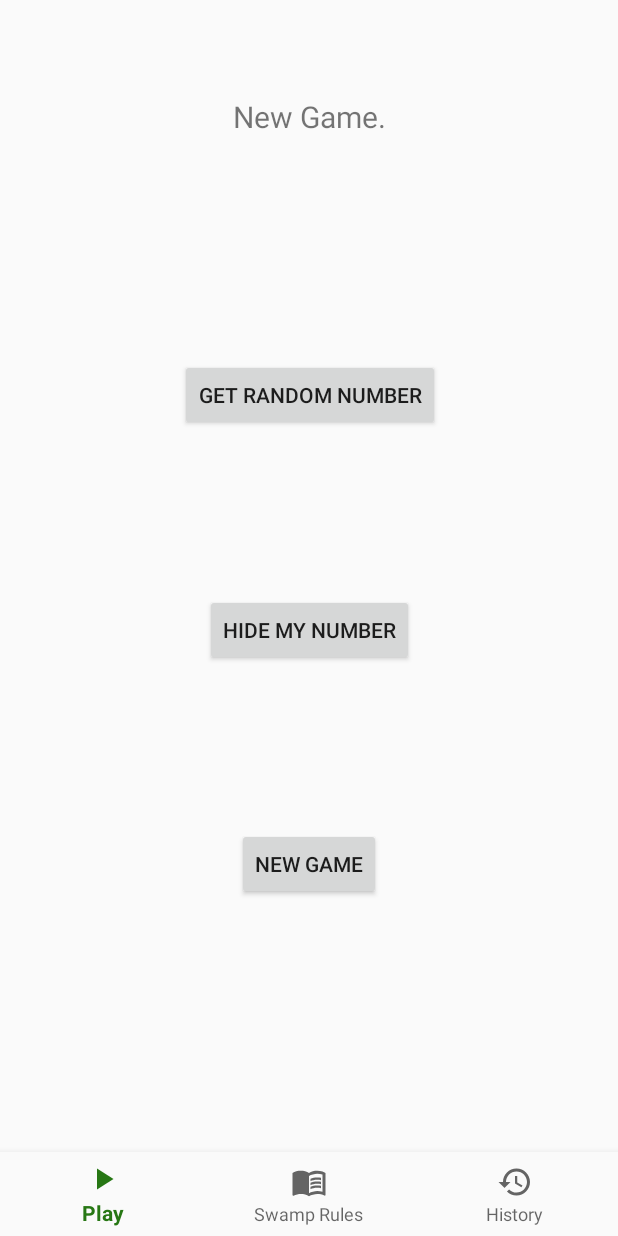
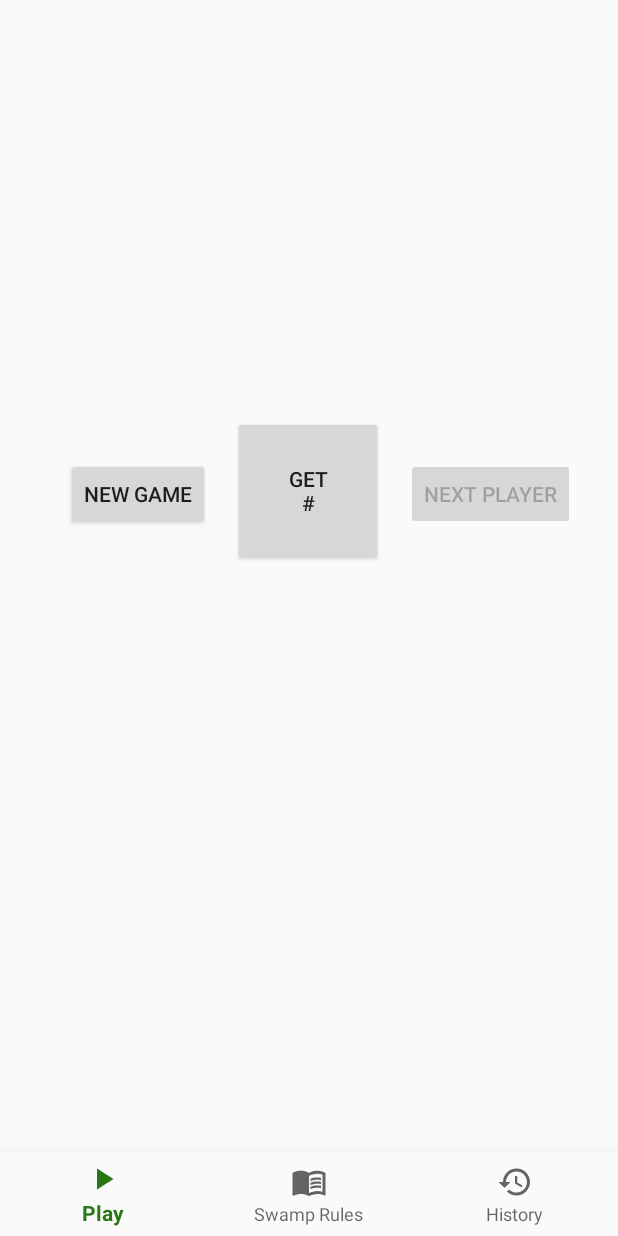
Before and after one commit to henrySwin/swampPool, an Android app: the screen it shows after launch (MainActivity), after a tap on "NEW GAME", on a phone screen of 412 x 824 dp. Run offline under Robolectric (Android 15) with nearby library versions, the phone set to English and light mode, and no system bars; our stand-ins replace navigation-ui; 1 other tap on this screen came first.

Commit message:
Update Play UI

```diff
--- a/app/src/main/java/com/example/swamppool/ui/play/PlayFragment.kt
+++ b/app/src/main/java/com/example/swamppool/ui/play/PlayFragment.kt
@@ -30,50 +30,64 @@ class PlayFragment : Fragment() {
     ): View? {
         playViewModel = ViewModelProvider(this).get(PlayViewModel::class.java)
         val root = inflater.inflate(R.layout.fragment_play, container, false)
-        val textView: TextView = root.findViewById(R.id.text_home)
+        //val textView: TextView = root.findViewById(R.id.text_home)
 
         var myToast = Toast.makeText(activity, "Test Toast", Toast.LENGTH_SHORT)
 
+        var list = mutableListOf<Int>(1,2,3,4,5,6,7,8,9,10,11,12,13,14,15)
+
+        val btnNewGame: Button = root.findViewById(R.id.btn_newGame)
         val button: Button = root.findViewById(R.id.button)
+        val btnHide: Button = root.findViewById(R.id.btn_hide)
 
-        var list = mutableListOf<Int>(1,2,3,4,5,6,7,8,9,10,11,12,13,14,15)
         button.setOnClickListener{
-
             if (list.isEmpty()) {
-                textView.text = "No balls left to choose from."
+                button.text = getString(R.string.no_balls);
                 Log.i("PLAY - button.OnClick - if", "No balls left")
             }
             else {
                 // val random = (1..15).random()
                 val random = list.random()
                 list.remove(random)
-                myToast = Toast.makeText(activity, random.toString(), Toast.LENGTH_SHORT)
-                myToast.show()
-                textView.text = random.toString()
+                //myToast = Toast.makeText(activity, random.toString(), Toast.LENGTH_SHORT)
+                //myToast.show()
+                button.text = random.toString()
                 var remaining: String = ""
                 for (i in list) {
                     remaining += "$i, "
                 }
                 remaining = remaining.dropLast(2) // Remove the final ", " from the string.
                 Log.i("PLAY - button.OnClick - else", "Numbers remaining: $remaining")
+
+                btnHide.isEnabled = true
+                button.isEnabled = false
             }
         }
 
-        val btnNewGame: Button = root.findViewById(R.id.btn_newGame)
+        // New Game button.
         btnNewGame.setOnClickListener{
             // Reset list to include all balls again.
             list = mutableListOf<Int>(1,2,3,4,5,6,7,8,9,10,11,12,13,14,15)
-            textView.text = "New Game."
+            button.text = getString(R.string.play_now)
+
+            myToast = Toast.makeText(activity, "New Game", Toast.LENGTH_SHORT)
+            myToast.show()
+
+            btnHide.isEnabled = false
+            button.isEnabled = true
         }
 
-        val btnHide: Button = root.findViewById(R.id.btn_hide)
+        // Next Player button.
         btnHide.setOnClickListener{
-            myToast.cancel()
-            textView.text = "Next number..."
+            //myToast.cancel()
+            button.text = getString(R.string.play_now)
+
+            btnHide.isEnabled = false
+            button.isEnabled = true
         }
 
         playViewModel.text.observe(viewLifecycleOwner, Observer {
-            textView.text = it
+            //textView.text = it
         })
         return root
     }
--- a/app/src/main/res/layout/fragment_play.xml
+++ b/app/src/main/res/layout/fragment_play.xml
@@ -6,57 +6,40 @@
     android:layout_height="match_parent"
     tools:context=".ui.play.PlayFragment">
 
-    <TextView
-        android:id="@+id/text_home"
-        android:layout_width="match_parent"
-        android:layout_height="wrap_content"
-        android:layout_marginStart="8dp"
-        android:layout_marginTop="8dp"
-        android:layout_marginEnd="8dp"
-        android:text="Welcome to Swamp Pool"
-        android:textAlignment="center"
-        android:textSize="20sp"
-        app:layout_constraintBottom_toBottomOf="parent"
-        app:layout_constraintEnd_toEndOf="parent"
-        app:layout_constraintHorizontal_bias="1.0"
-        app:layout_constraintStart_toStartOf="parent"
-        app:layout_constraintTop_toTopOf="parent"
-        app:layout_constraintVertical_bias="0.0" />
-
     <Button
         android:id="@+id/button"
-        android:layout_width="wrap_content"
-        android:layout_height="wrap_content"
-        android:layout_marginStart="161dp"
-        android:layout_marginTop="148dp"
-        android:layout_marginEnd="162dp"
-        android:layout_marginBottom="340dp"
+        android:layout_width="100dp"
+        android:layout_height="100dp"
         android:text="@string/play_now"
         app:layout_constraintBottom_toBottomOf="parent"
         app:layout_constraintEnd_toEndOf="parent"
-        app:layout_constraintHorizontal_bias="0.494"
+        app:layout_constraintHorizontal_bias="0.498"
         app:layout_constraintStart_toStartOf="parent"
-        app:layout_constraintTop_toBottomOf="@+id/text_home"
-        app:layout_constraintVertical_bias="0.0" />
+        app:layout_constraintTop_toTopOf="parent"
+        app:layout_constraintVertical_bias="0.331" />
 
     <Button
         android:id="@+id/btn_newGame"
         android:layout_width="wrap_content"
         android:layout_height="wrap_content"
-        android:layout_marginTop="40dp"
         android:text="New Game"
         app:layout_constraintBottom_toBottomOf="parent"
-        app:layout_constraintEnd_toEndOf="parent"
+        app:layout_constraintEnd_toStartOf="@+id/button"
+        app:layout_constraintHorizontal_bias="0.741"
         app:layout_constraintStart_toStartOf="parent"
-        app:layout_constraintTop_toBottomOf="@+id/button" />
+        app:layout_constraintTop_toTopOf="parent"
+        app:layout_constraintVertical_bias="0.346" />
 
     <Button
         android:id="@+id/btn_hide"
         android:layout_width="wrap_content"
         android:layout_height="wrap_content"
-        android:text="Hide My Number"
-        app:layout_constraintBottom_toTopOf="@+id/btn_newGame"
+        android:enabled="false"
+        android:text="Next Player"
+        app:layout_constraintBottom_toBottomOf="parent"
         app:layout_constraintEnd_toEndOf="parent"
-        app:layout_constraintStart_toStartOf="parent"
-        app:layout_constraintTop_toBottomOf="@+id/button" />
+        app:layout_constraintHorizontal_bias="0.348"
+        app:layout_constraintStart_toEndOf="@+id/button"
+        app:layout_constraintTop_toTopOf="parent"
+        app:layout_constraintVertical_bias="0.346" />
 </androidx.constraintlayout.widget.ConstraintLayout>
--- a/app/src/main/res/values/strings.xml
+++ b/app/src/main/res/values/strings.xml
@@ -6,7 +6,8 @@
     <string name="title_history">History</string>
 
     <!--Play fragment-->
-    <string name="play_now">Get Random Number</string>
+    <string name="play_now">Get\n#</string>
+    <string name="no_balls">No\nBalls\nLeft</string>
 
     <!--Rules fragment-->
     <string name="rule1">1. If your ball goes into the pocket, you\'ve lost. You must announce this to the other players. Do not take any further shots.</string>
```
